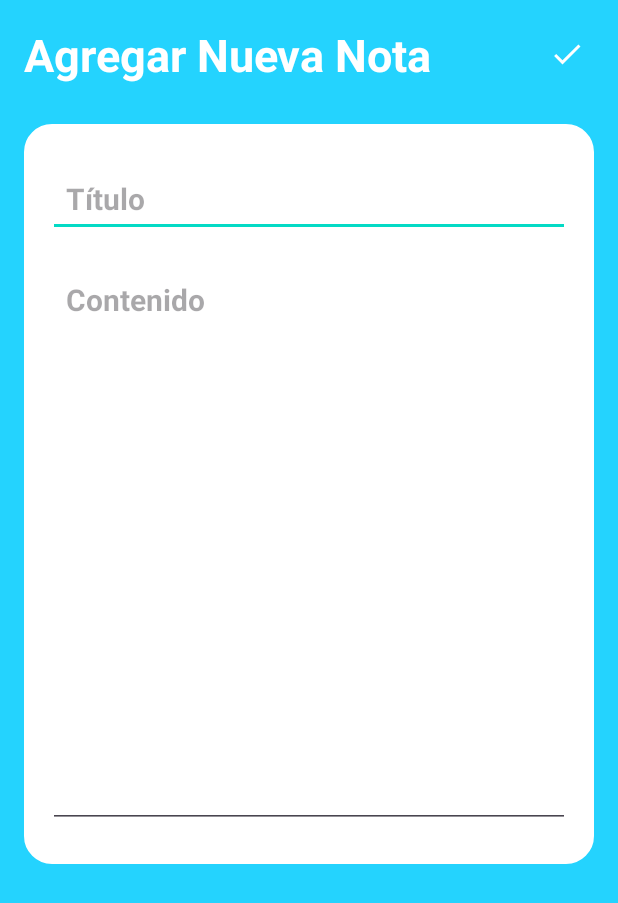
After one commit to melvingutierrez20/NoteApp, an Android app: the NoteDetailsActivity screen opened directly, with no data from a screen before it, on a phone screen of 412 x 824 dp. The commit adds this screen. Shown: the top 903 px of the screen. Run offline under Robolectric (Android 15) with nearby library versions, the phone set to English and light mode, and no system bars; our stand-ins replace Firebase (no records; nobody signed in at launch, a user with empty details on screens opened directly).

Commit message:
commit save notes

```diff
--- a/app/build.gradle
+++ b/app/build.gradle
@@ -35,6 +35,7 @@
     implementation 'com.google.android.material:material:1.5.0'
     implementation 'androidx.constraintlayout:constraintlayout:2.1.4'
     implementation 'com.google.firebase:firebase-auth:21.1.0'
+    implementation 'com.google.firebase:firebase-firestore-ktx:24.8.1'
     testImplementation 'junit:junit:4.13.2'
     androidTestImplementation 'androidx.test.ext:junit:1.1.5'
     androidTestImplementation 'androidx.test.espresso:espresso-core:3.5.1'
--- a/app/src/main/AndroidManifest.xml
+++ b/app/src/main/AndroidManifest.xml
@@ -12,6 +12,9 @@
         android:supportsRtl="true"
         android:theme="@style/Theme.NoteApp"
         tools:targetApi="31">
+        <activity
+            android:name=".NoteDetailsActivity"
+            android:exported="false" />
         <activity
             android:name=".LoginActivity"
             android:exported="false" />
--- /dev/null
+++ b/app/src/main/java/com/example/noteapp/NoteDetailsActivity.java
@@ -0,0 +1,65 @@
+package com.example.noteapp;
+
+import androidx.annotation.NonNull;
+import androidx.appcompat.app.AppCompatActivity;
+
+import android.os.Bundle;
+import android.widget.EditText;
+import android.widget.ImageButton;
+
+import com.google.android.gms.tasks.OnCompleteListener;
+import com.google.android.gms.tasks.Task;
+import com.google.firebase.Timestamp;
+import com.google.firebase.firestore.DocumentReference;
+
+public class NoteDetailsActivity extends AppCompatActivity {
+
+    EditText tittleEditText,contentEditText;
+    ImageButton saveNoteBtn;
+
+    @Override
+    protected void onCreate(Bundle savedInstanceState) {
+        super.onCreate(savedInstanceState);
+        setContentView(R.layout.activity_note_details);
+
+        tittleEditText = findViewById(R.id.note_title);
+        contentEditText = findViewById(R.id.note_content);
+        saveNoteBtn = findViewById(R.id.save_note_btn);
+
+        saveNoteBtn.setOnClickListener((v)-> saveNote());
+    }
+
+    void saveNote(){
+        String noteTitle = tittleEditText.getText().toString();
+        String noteContent = contentEditText.getText().toString();
+        if (noteTitle==null || noteTitle.isEmpty()){
+            tittleEditText.setError("Título es requerido");
+            return;
+        }
+        Note note = new Note();
+        note.setTitle(noteTitle);
+        note.setContent(noteContent);
+        note.setTimestamp(Timestamp.now());
+
+        saveNoteToFirebase(note);
+
+    }
+
+    void saveNoteToFirebase(Note note){
+        DocumentReference documentReference;
+        documentReference = Utility.getCollectionReferenceForNotes().document();
+
+        documentReference.set(note).addOnCompleteListener(new OnCompleteListener<Void>() {
+            @Override
+            public void onComplete(@NonNull Task<Void> task) {
+                if(task.isSuccessful()){
+
+                    Utility.showToast(NoteDetailsActivity.this, "Nota agregada satisfactoriamente");
+                    finish();
+                }else{
+                    Utility.showToast(NoteDetailsActivity.this, "Fallo al agregar la nota");
+                }
+            }
+        });
+    }
+}
--- /dev/null
+++ b/app/src/main/res/drawable/baseline_add_24.xml
@@ -0,0 +1,5 @@
+<vector android:height="24dp" android:tint="#000000"
+    android:viewportHeight="24" android:viewportWidth="24"
+    android:width="24dp" xmlns:android="http://schemas.android.com/apk/res/android">
+    <path android:fillColor="@android:color/white" android:pathData="M19,13h-6v6h-2v-6H5v-2h6V5h2v6h6v2z"/>
+</vector>
--- /dev/null
+++ b/app/src/main/res/drawable/baseline_done_24.xml
@@ -0,0 +1,5 @@
+<vector android:height="24dp" android:tint="#000000"
+    android:viewportHeight="24" android:viewportWidth="24"
+    android:width="24dp" xmlns:android="http://schemas.android.com/apk/res/android">
+    <path android:fillColor="@android:color/white" android:pathData="M9,16.2L4.8,12l-1.4,1.4L9,19 21,7l-1.4,-1.4L9,16.2z"/>
+</vector>
--- /dev/null
+++ b/app/src/main/res/layout/activity_note_details.xml
@@ -0,0 +1,75 @@
+<?xml version="1.0" encoding="utf-8"?>
+<RelativeLayout xmlns:android="http://schemas.android.com/apk/res/android"
+    xmlns:app="http://schemas.android.com/apk/res-auto"
+    xmlns:tools="http://schemas.android.com/tools"
+    android:layout_width="match_parent"
+    android:layout_height="match_parent"
+    android:background="@color/my_primary"
+    android:padding="16dp"
+    tools:context=".NoteDetailsActivity">
+
+    <RelativeLayout
+        android:layout_width="match_parent"
+        android:layout_height="wrap_content"
+        android:id="@+id/title_bar_layout">
+
+        <TextView
+            android:layout_width="wrap_content"
+            android:layout_height="wrap_content"
+            android:id="@+id/page_title"
+            android:text="@string/txtNewNote"
+            android:textSize="30sp"
+            android:textColor="@color/white"
+            android:textStyle="bold"/>
+
+        <ImageButton
+            android:layout_width="36dp"
+            android:layout_height="36dp"
+            android:id="@+id/save_note_btn"
+            android:src="@drawable/baseline_done_24"
+            android:layout_alignParentEnd="true"
+            android:layout_centerVertical="true"
+            app:tint="@color/white"
+            android:background="?attr/selectableItemBackgroundBorderless"
+            />
+
+    </RelativeLayout>
+
+    <LinearLayout
+        android:layout_width="match_parent"
+        android:layout_height="wrap_content"
+        android:layout_below="@+id/title_bar_layout"
+        android:orientation="vertical"
+        android:padding="16dp"
+        android:layout_marginVertical="26dp"
+        android:backgroundTint="@color/white"
+        android:background="@drawable/rounded_corner">
+
+        <EditText
+            android:layout_width="match_parent"
+            android:layout_height="wrap_content"
+            android:id="@+id/note_title"
+            android:hint="@string/txtNewNote2"
+            android:textSize="20sp"
+            android:textStyle="bold"
+            android:layout_marginVertical="8dp"
+            android:padding="12dp"
+            android:textColor="@color/black"/>
+        <EditText
+            android:layout_width="match_parent"
+            android:layout_height="wrap_content"
+            android:id="@+id/note_content"
+            android:hint="@string/txtNewNote3"
+            android:minLines="15"
+            android:gravity="top"
+            android:textSize="20sp"
+            android:textStyle="bold"
+            android:layout_marginVertical="8dp"
+            android:padding="12dp"
+            android:textColor="@color/black"/>
+
+    </LinearLayout>
+
+
+
+</RelativeLayout>
--- a/app/src/main/res/values/strings.xml
+++ b/app/src/main/res/values/strings.xml
@@ -12,5 +12,8 @@
     <string name="txtBtnLogin">Acceder</string>
     <string name="txtLogin2">¿No tienes una cuenta? </string>
     <string name="txtLogin3"> Registrate</string>
+    <string name="txtNewNote">Agregar Nueva Nota</string>
+    <string name="txtNewNote2">Título</string>
+    <string name="txtNewNote3">Contenido</string>
 
 </resources>
```
Also changed, not shown: app/src/main/java/com/example/noteapp/MainActivity.java (+9 -0 lines), app/src/main/java/com/example/noteapp/Note.java (added, +37 -0 lines), app/src/main/java/com/example/noteapp/Utility.java (+13 -0 lines), app/src/main/res/layout/activity_main.xml (+12 -9 lines).
